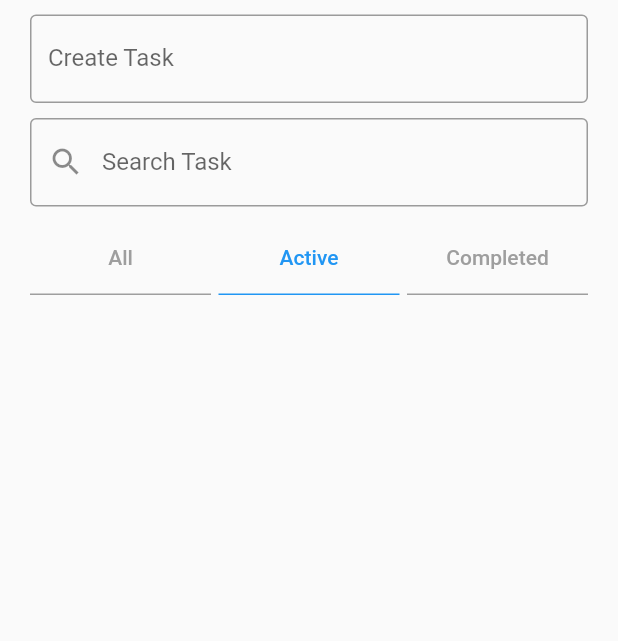
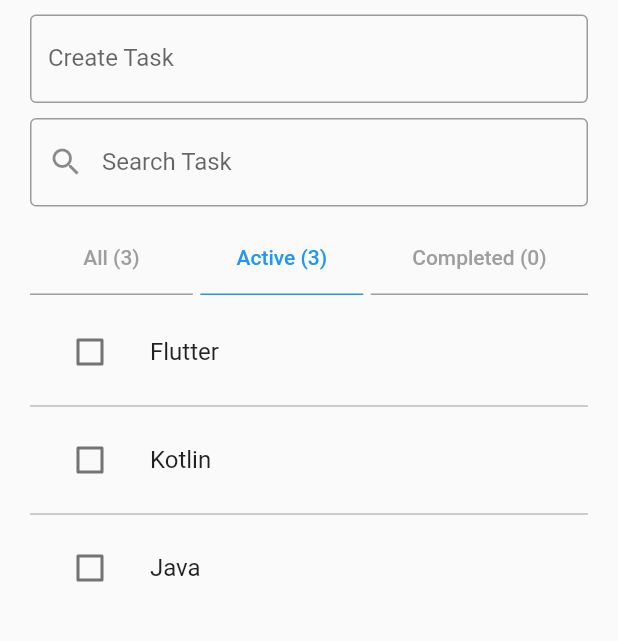
Before and after one commit to 0x1m4o/Todo-App, a Flutter app: the screen it shows after launch, on a phone screen of 412 x 824 dp, the part 83-724 px from its top. Run offline on Flutter 3.47's test engine with Material 2 defaults, Android fonts, the phone set to English and light mode, and no system bars; our stand-ins replace bloc, equatable, flutter_bloc.

Commit message:
Show Todos and Todo Item Widgets

```diff
--- a/lib/cubits/filter_todo/filter_todo_state.dart
+++ b/lib/cubits/filter_todo/filter_todo_state.dart
@@ -5,14 +5,15 @@ part of 'filter_todo_cubit.dart';
 class FilterTodoListState extends Equatable {
   // Create a variable of list from
   // Todo models that we created before
-  List<Todo> todos;
+  final List<Todo> todos;
   FilterTodoListState({
     required this.todos,
   });
 
-  factory FilterTodoListState.initial() {
-    return FilterTodoListState(todos: []);
-  }
+
+  // factory FilterTodoListState.initial() {
+  //   return FilterTodoListState(todos: []);
+  // }
 
   @override
   List<Object> get props => [todos];
--- a/lib/cubits/todo_list/todo_list_cubit.dart
+++ b/lib/cubits/todo_list/todo_list_cubit.dart
@@ -22,7 +22,7 @@ class TodoListCubit extends Cubit<TodoListState> {
     // If it is the same so we can update the value of it.
     final newTodos = state.todos.map((Todo todo) {
       if (todo.id == id) {
-        return Todo(id: id, desc: updateDesc, completed: true);
+        return Todo(id: id, desc: updateDesc, completed: todo.completed);
       }
       return todo;
     }).toList();
@@ -33,7 +33,8 @@ class TodoListCubit extends Cubit<TodoListState> {
     // Same as Updatedata above, but we make the value of completed reverse.
     final newTodos = state.todos.map((Todo todo) {
       if (todo.id == id) {
-        Todo(id: id, desc: todo.desc, completed: !todo.completed);
+        print('Todo ID : ${todo.id}');
+        return Todo(id: id, desc: todo.desc, completed: !todo.completed);
       }
       return todo;
     }).toList();
--- a/lib/cubits/todo_search/todo_search_state.dart
+++ b/lib/cubits/todo_search/todo_search_state.dart
@@ -23,5 +23,5 @@ class TodoSearchState extends Equatable {
   }
 
   @override
-  bool get stringify => true;
+  String toString() => 'TodoSearchState(searchTerm: $searchTerm)';
 }
--- a/lib/data/widgets/search_and_filter_todo.dart
+++ b/lib/data/widgets/search_and_filter_todo.dart
@@ -1,6 +1,7 @@
 import 'package:flutter/material.dart';
 import 'package:flutter_bloc/flutter_bloc.dart';
 import 'package:todo_app_bloc/cubits/todo_filter/todo_filter_cubit.dart';
+import 'package:todo_app_bloc/cubits/todo_list/todo_list_cubit.dart';
 import 'package:todo_app_bloc/cubits/todo_search/todo_search_cubit.dart';
 import 'package:todo_app_bloc/models/todo_model.dart';
 
@@ -16,8 +17,8 @@ class SearchAndFilter extends StatelessWidget {
               label: Text('Search Task'),
               border: OutlineInputBorder(),
               prefixIcon: Icon(Icons.search)),
-          onChanged: (String search) {
-            if (search.isNotEmpty) {
+          onChanged: (String? search) {
+            if (search != null) {
               BlocProvider.of<TodoSearchCubit>(context).setSearchTerm(search);
             }
           },
@@ -28,15 +29,18 @@ class SearchAndFilter extends StatelessWidget {
         Row(
           mainAxisAlignment: MainAxisAlignment.spaceBetween,
           children: [
-            Expanded(child: filterButton(context, Filter.all)),
+            Expanded(
+              flex: 3,
+              child: filterButton(context, Filter.all),
+            ),
             SizedBox(
               width: 5,
             ),
-            Expanded(child: filterButton(context, Filter.active)),
+            Expanded(flex: 3, child: filterButton(context, Filter.active)),
             SizedBox(
               width: 5,
             ),
-            Expanded(child: filterButton(context, Filter.completed)),
+            Expanded(flex: 4, child: filterButton(context, Filter.completed)),
           ],
         )
       ],
@@ -45,7 +49,9 @@ class SearchAndFilter extends StatelessWidget {
 }
 
 Widget filterButton(BuildContext context, Filter filter) {
+  final todos = context.watch<TodoListCubit>().state.todos;
   return Container(
+    alignment: Alignment.center,
     decoration: BoxDecoration(
         border: Border(bottom: BorderSide(color: textColor(context, filter)))),
     child: TextButton(
@@ -56,12 +62,11 @@ Widget filterButton(BuildContext context, Filter filter) {
           context.read<TodoFilterCubit>().changeFilter(filter);
         },
         child: Text(
-          filter == Filter.all
-              ? 'All'
-              : filter == Filter.active
-                  ? 'Active'
-                  : 'Completed',
-          style: TextStyle(color: textColor(context, filter)),
+          "${filter == Filter.all ? 'All (${todos.length})' : filter == Filter.active ? 'Active (${todos.where((value) => !value.completed).length.toString()})' : 'Completed (${todos.where((value) => value.completed).length.toString()})'}",
+          textAlign: TextAlign.center,
+          style: TextStyle(
+            color: textColor(context, filter),
+          ),
         )),
   );
 }
--- /dev/null
+++ b/lib/data/widgets/show_todo.dart
@@ -0,0 +1,169 @@
+import 'package:flutter/material.dart';
+import 'package:flutter_bloc/flutter_bloc.dart';
+import 'package:todo_app_bloc/cubits/filter_todo/filter_todo_cubit.dart';
+import 'package:todo_app_bloc/cubits/todo_filter/todo_filter_cubit.dart';
+import 'package:todo_app_bloc/cubits/todo_list/todo_list_cubit.dart';
+import 'package:todo_app_bloc/models/todo_model.dart';
+
+class ShowTodo extends StatelessWidget {
+  const ShowTodo({super.key});
+
+  @override
+  Widget build(BuildContext context) {
+    final todos = context.watch<FilterTodoCubit>().state.todos;
+
+    if (todos.length == 0) {
+      return Center(
+        child: Text('No Data'),
+      );
+    } else {
+      return ListView.separated(
+        primary: false,
+        shrinkWrap: true,
+        itemCount: todos.length,
+        itemBuilder: (context, index) {
+          return Dismissible(
+              onDismissed: (_) {
+                context.read<TodoListCubit>().removeData(todos[index]);
+              },
+              confirmDismiss: (_) {
+                return showDialog(
+                  context: context,
+                  builder: (context) {
+                    return AlertDialog(
+                      title: Text('Delete Task'),
+                      content:
+                          Text('Are you sure wan\'t to delete this task ?'),
+                      actions: [
+                        TextButton(
+                            onPressed: () {
+                              Navigator.pop(context, false);
+                            },
+                            child: Text('Cancel')),
+                        TextButton(
+                            onPressed: () {
+                              Navigator.pop(context, true);
+                            },
+                            child: Text('Delete'))
+                      ],
+                    );
+                  },
+                );
+              },
+              background: showBackground(0),
+              secondaryBackground: showBackground(1),
+              key: ValueKey(todos[index].id),
+              child: TodoItem(todo: todos[index]));
+        },
+        separatorBuilder: (context, index) => Divider(
+          color: Colors.grey,
+        ),
+      );
+    }
+  }
+}
+
+Widget showBackground(int direction) {
+  return Container(
+    margin: EdgeInsets.all(4),
+    padding: EdgeInsets.symmetric(horizontal: 10),
+    color: Colors.red,
+    alignment: direction == 0 ? Alignment.centerLeft : Alignment.centerRight,
+    child: Icon(
+      Icons.delete,
+      size: 30,
+      color: Colors.white,
+    ),
+  );
+}
+
+class TodoItem extends StatefulWidget {
+  final Todo todo;
+
+  const TodoItem({
+    required this.todo,
+    Key? key,
+  }) : super(key: key);
+
+  @override
+  State<TodoItem> createState() => _TodoItemState();
+}
+
+class _TodoItemState extends State<TodoItem> {
+  late final TextEditingController textEditingController;
+
+  @override
+  void initState() {
+    textEditingController = TextEditingController();
+    super.initState();
+  }
+
+  @override
+  void dispose() {
+    textEditingController.clear();
+    super.dispose();
+  }
+
+  Widget build(BuildContext context) {
+    return ListTile(
+      onTap: () {
+        showDialog(
+          context: context,
+          builder: (context) {
+            bool error = false;
+            textEditingController.text = widget.todo.desc;
+            return StatefulBuilder(
+              builder: (context, setState) {
+                return AlertDialog(
+                  title: Text('Edit Dialog'),
+                  content: TextField(
+                    controller: textEditingController,
+                    autofocus: true,
+                    decoration: InputDecoration(
+                        errorText: error ? 'Task value is required' : null),
+                  ),
+                  actions: [
+                    TextButton(
+                      onPressed: () {
+                        Navigator.pop(context);
+                      },
+                      child: Text('Cancel'),
+                    ),
+                    TextButton(
+                      onPressed: () {
+                        setState(() {
+                          error =
+                              textEditingController.text.isEmpty ? true : false;
+                        });
+
+                        if (!error) {
+                          context.read<TodoListCubit>().updateData(
+                              widget.todo.id, textEditingController.text);
+                          Navigator.pop(context);
+                        }
+                      },
+                      child: Text('Update'),
+                    ),
+                  ],
+                );
+              },
+            );
+          },
+        );
+      },
+      leading: BlocBuilder<TodoListCubit, TodoListState>(
+        builder: (context, state) {
+          return Checkbox(
+              value: widget.todo.completed,
+              onChanged: (bool? checked) {
+                print('${widget.todo.id}');
+                BlocProvider.of<TodoListCubit>(context)
+                    .completedData(widget.todo.id);
+                // widget.todo.completed = !widget.todo.completed;
+              });
+        },
+      ),
+      title: Text(widget.todo.desc),
+    );
+  }
+}
--- a/lib/data/widgets/todo_header.dart
+++ b/lib/data/widgets/todo_header.dart
@@ -18,8 +18,14 @@ class TodoHeader extends StatelessWidget {
         ),
         BlocBuilder<ActiveTodoCountCubit, ActiveTodoCountState>(
           builder: (context, state) {
-            return Text('${state.activeTodoCount} Items Left',
-                style: TextStyle(color: Colors.red));
+            return Text(
+                state.activeTodoCount == 0
+                    ? 'All Task is Done'
+                    : '${state.activeTodoCount} Items Left',
+                style: TextStyle(
+                    color: state.activeTodoCount == 0
+                        ? Colors.green
+                        : Colors.red));
           },
         ),
         // Text(
--- a/lib/main.dart
+++ b/lib/main.dart
@@ -33,6 +33,7 @@ class MyApp extends StatelessWidget {
         ),
         BlocProvider(
           create: (context) => FilterTodoCubit(
+            initialTodoCubit:BlocProvider.of<TodoListCubit>(context).state.todos,
               todoListCubit: BlocProvider.of<TodoListCubit>(context),
               todoFilterCubit: BlocProvider.of<TodoFilterCubit>(context),
               todoSearchCubit: BlocProvider.of<TodoSearchCubit>(context)),
--- a/lib/models/todo_model.dart
+++ b/lib/models/todo_model.dart
@@ -9,7 +9,7 @@ enum Filter { all, active, completed }
 class Todo extends Equatable {
   final String id;
   final String desc;
-  final bool completed;
+  bool completed;
 
   Todo({String? id, required this.desc, this.completed = false})
       : id = id ?? uuid.v4();
--- a/lib/pages/todos_page.dart
+++ b/lib/pages/todos_page.dart
@@ -1,6 +1,7 @@
 import 'package:flutter/material.dart';
 import 'package:todo_app_bloc/data/widgets/create_todo.dart';
 import 'package:todo_app_bloc/data/widgets/search_and_filter_todo.dart';
+import 'package:todo_app_bloc/data/widgets/show_todo.dart';
 import 'package:todo_app_bloc/data/widgets/todo_header.dart';
 
 class TodosPage extends StatelessWidget {
@@ -22,7 +23,11 @@ class TodosPage extends StatelessWidget {
               SizedBox(
                 height: 10,
               ),
-              SearchAndFilter()
+              SearchAndFilter(),
+              SizedBox(
+                height: 10,
+              ),
+              ShowTodo()
             ]),
           ),
         ),
```
Also changed, not shown: lib/cubits/filter_todo/filter_todo_cubit.dart (+19 -8 lines).
